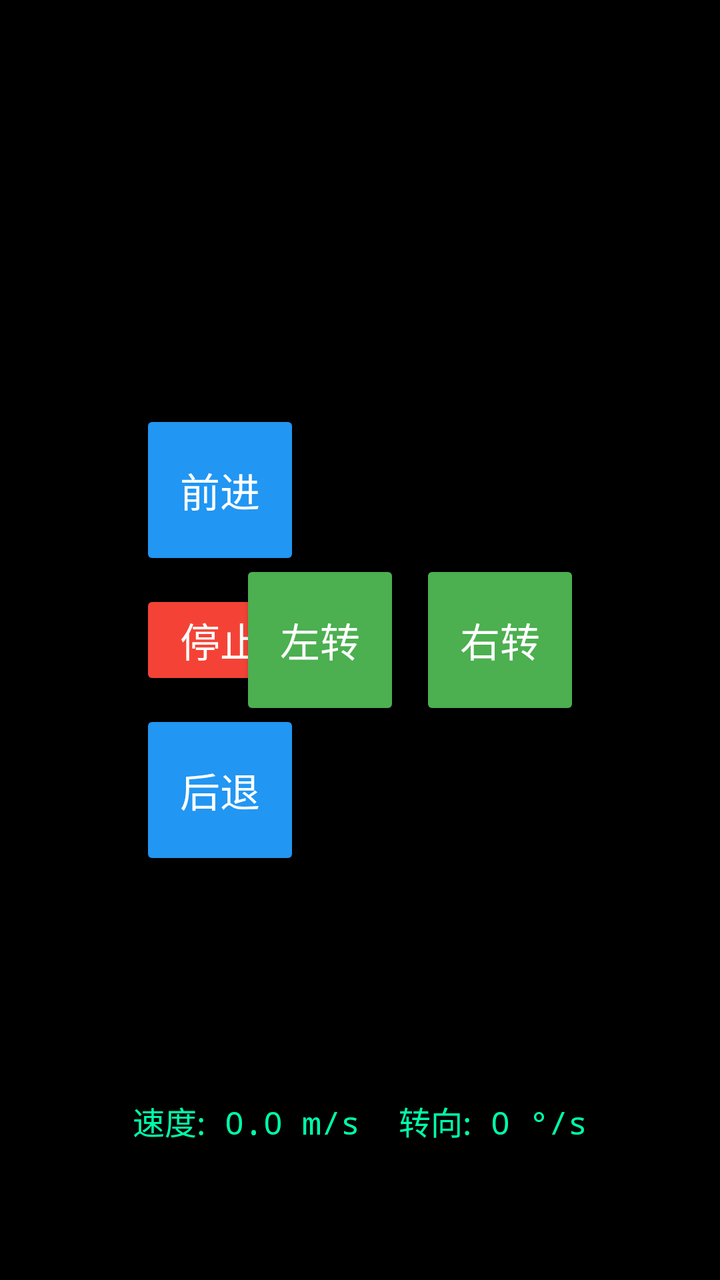
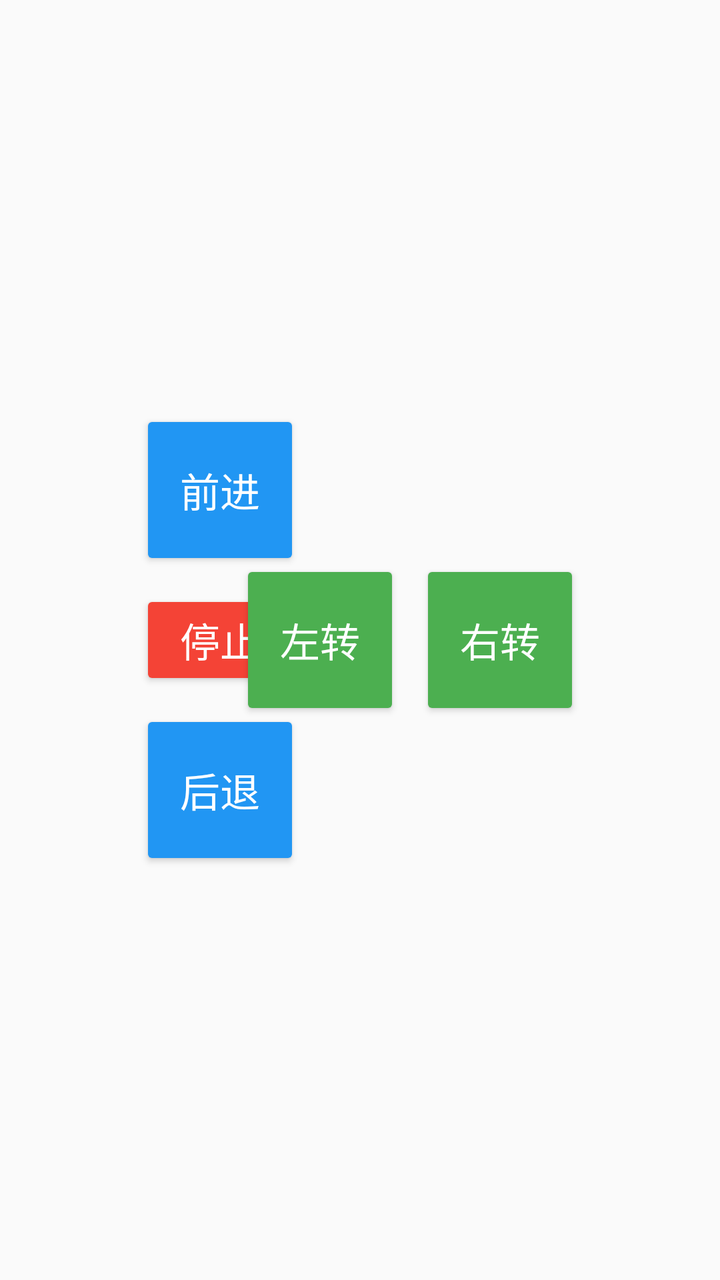

Two renders of the same Android screen: before a commit and after it. Below are the layout's source before the change and the commit's diff.
<!-- AndroidManifest.xml: application theme AppTheme -->
<!-- res/layout/fragment_direction_buttons.xml -->
<?xml version="1.0" encoding="utf-8"?>
<RelativeLayout xmlns:android="http://schemas.android.com/apk/res/android"
    android:layout_width="match_parent"
    android:layout_height="match_parent"
    android:background="#FF000000"
    android:padding="20dp">

    
    <LinearLayout
        android:id="@+id/left_group"
        android:layout_width="wrap_content"
        android:layout_height="wrap_content"
        android:layout_centerVertical="true"
        android:layout_alignParentStart="true"
        android:orientation="vertical"
        android:paddingLeft="50dp"
        android:gravity="center">

        <Button
            android:id="@+id/btn_forward"
            android:layout_width="80dp"
            android:layout_height="80dp"
            android:text="前进"
            android:textSize="20sp"
            android:backgroundTint="#2196F3"
            android:textColor="#FFFFFF"
            android:layout_marginBottom="10dp" />

        <Button
            android:id="@+id/btn_stop"
            android:layout_width="80dp"
            android:layout_height="50dp"
            android:text="停止"
            android:textSize="20sp"
            android:backgroundTint="#F44336"
            android:textColor="#FFFFFF"
            android:layout_marginBottom="10dp" />

        <Button
            android:id="@+id/btn_backward"
            android:layout_width="80dp"
            android:layout_height="80dp"
            android:text="后退"
            android:textSize="20sp"
            android:backgroundTint="#2196F3"
            android:textColor="#FFFFFF" />
    </LinearLayout>

    
    <LinearLayout
        android:id="@+id/right_group"
        android:layout_width="wrap_content"
        android:layout_height="wrap_content"
        android:layout_centerVertical="true"
        android:layout_alignParentEnd="true"
        android:orientation="horizontal"
        android:paddingRight="50dp"
        android:gravity="center">

        <Button
            android:id="@+id/btn_left"
            android:layout_width="80dp"
            android:layout_height="80dp"
            android:text="左转"
            android:textSize="20sp"
            android:backgroundTint="#4CAF50"
            android:textColor="#FFFFFF"
            android:layout_marginEnd="10dp" />

        <Button
            android:id="@+id/btn_right"
            android:layout_width="80dp"
            android:layout_height="80dp"
            android:text="右转"
            android:textSize="20sp"
            android:backgroundTint="#4CAF50"
            android:textColor="#FFFFFF" />
    </LinearLayout>

    
    <TextView
        android:id="@+id/value_display"
        android:layout_width="wrap_content"
        android:layout_height="wrap_content"
        android:layout_alignParentBottom="true"
        android:layout_centerHorizontal="true"
        android:layout_marginBottom="40dp"
        android:text="速度: 0.0 m/s  转向: 0 °/s"
        android:textColor="#00FFAA"
        android:textSize="16sp"
        android:fontFamily="monospace"
        android:background="#CC000000"
        android:padding="8dp" />

</RelativeLayout>
<!-- resources referenced by this layout -->
<resources>
  <style name="AppTheme" parent="Theme.AppCompat.Light.NoActionBar" />
</resources>

<!-- the commit's change to res/layout/fragment_direction_buttons.xml (unified diff, before → after) -->
@@ -2,7 +2,6 @@
 <RelativeLayout xmlns:android="http://schemas.android.com/apk/res/android"
     android:layout_width="match_parent"
     android:layout_height="match_parent"
-    android:background="#FF000000"
     android:padding="20dp">
 
     
@@ -80,16 +79,14 @@
     
     <TextView
         android:id="@+id/value_display"
-        android:layout_width="wrap_content"
+        android:layout_width="170dp"
         android:layout_height="wrap_content"
         android:layout_alignParentBottom="true"
         android:layout_centerHorizontal="true"
         android:layout_marginBottom="40dp"
-        android:text="速度: 0.0 m/s  转向: 0 °/s"
+        android:text=""
         android:textColor="#00FFAA"
         android:textSize="16sp"
-        android:fontFamily="monospace"
-        android:background="#CC000000"
-        android:padding="8dp" />
+        android:fontFamily="monospace"/>
 
 </RelativeLayout>
